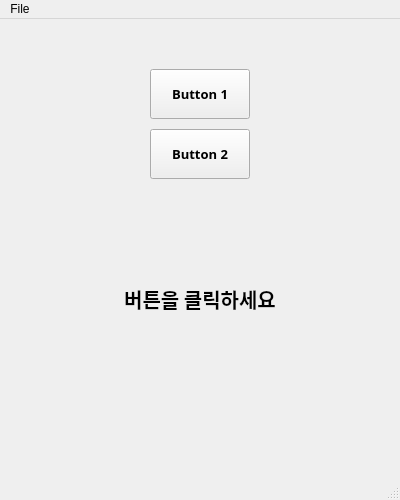
This is ui/uiTest.ui in brownieSea/GuiTest2_20240329 as Qt 5 draws it before an edit. The edited form follows.
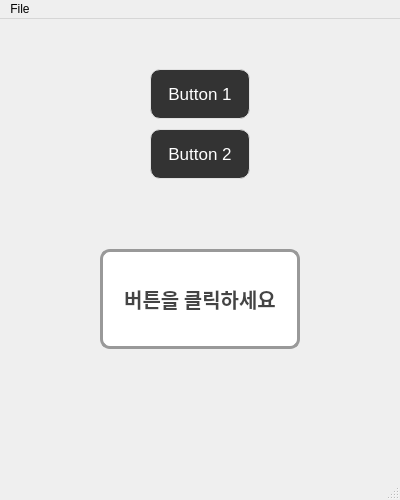
This is the edited form.

Commit message: 버튼 디자인 변경

```diff
--- a/ui/uiTest.ui
+++ b/ui/uiTest.ui
@@ -25,12 +25,12 @@
     </property>
     <property name="font">
      <font>
-      <family>D2Coding</family>
-      <pointsize>10</pointsize>
-      <weight>75</weight>
-      <bold>true</bold>
+      <pointsize>13</pointsize>
      </font>
     </property>
+    <property name="styleSheet">
+     <string notr="true">background-color:#333; color:#fff; font-size:13pt; border:1px solid #e1e1e1; border-radius:10px;</string>
+    </property>
     <property name="text">
      <string>Button 1</string>
     </property>
@@ -46,12 +46,12 @@
     </property>
     <property name="font">
      <font>
-      <family>D2Coding</family>
-      <pointsize>10</pointsize>
-      <weight>75</weight>
-      <bold>true</bold>
+      <pointsize>13</pointsize>
      </font>
     </property>
+    <property name="styleSheet">
+     <string notr="true">background-color:#333; color:#fff; font-size:13pt;background-color:#333; color:#fff; font-size:13pt; border:1px solid #e1e1e1; border-radius:10px;</string>
+    </property>
     <property name="text">
      <string>Button 2</string>
     </property>
@@ -73,6 +73,9 @@
       <bold>true</bold>
      </font>
     </property>
+    <property name="styleSheet">
+     <string notr="true">color:#444; background-color:#fff;border:3px solid #999;border-radius:10px</string>
+    </property>
     <property name="text">
      <string>버튼을 클릭하세요</string>
     </property>
```
The commit also changes 1 other file.
